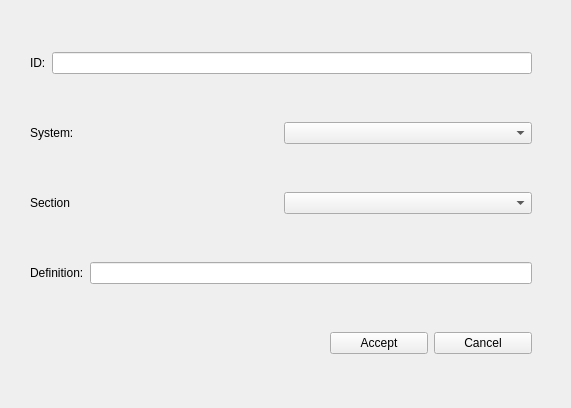
Old version of the form ui/form_requirements.ui in the repository vazmasero/UAT-Tool.
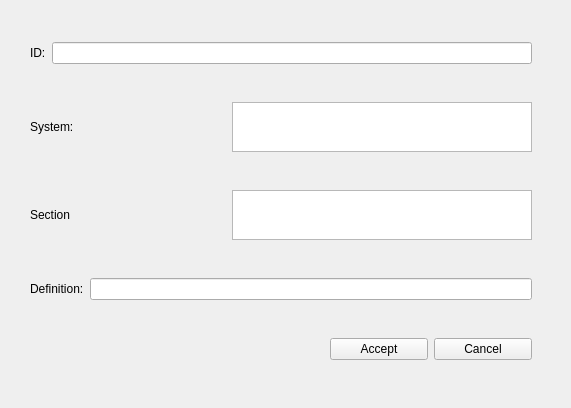
New version of the form.

What changed in the file:
```diff
--- a/ui/form_requirements.ui
+++ b/ui/form_requirements.ui
@@ -47,7 +47,20 @@
       </widget>
      </item>
      <item>
-      <widget class="QComboBox" name="cb_system"/>
+      <widget class="QListWidget" name="lw_system">
+       <property name="minimumSize">
+        <size>
+         <width>200</width>
+         <height>30</height>
+        </size>
+       </property>
+       <property name="maximumSize">
+        <size>
+         <width>300</width>
+         <height>50</height>
+        </size>
+       </property>
+      </widget>
      </item>
     </layout>
    </item>
@@ -61,7 +74,20 @@
       </widget>
      </item>
      <item>
-      <widget class="QComboBox" name="cb_section"/>
+      <widget class="QListWidget" name="lw_section">
+       <property name="minimumSize">
+        <size>
+         <width>200</width>
+         <height>40</height>
+        </size>
+       </property>
+       <property name="maximumSize">
+        <size>
+         <width>300</width>
+         <height>50</height>
+        </size>
+       </property>
+      </widget>
      </item>
     </layout>
    </item>
```
